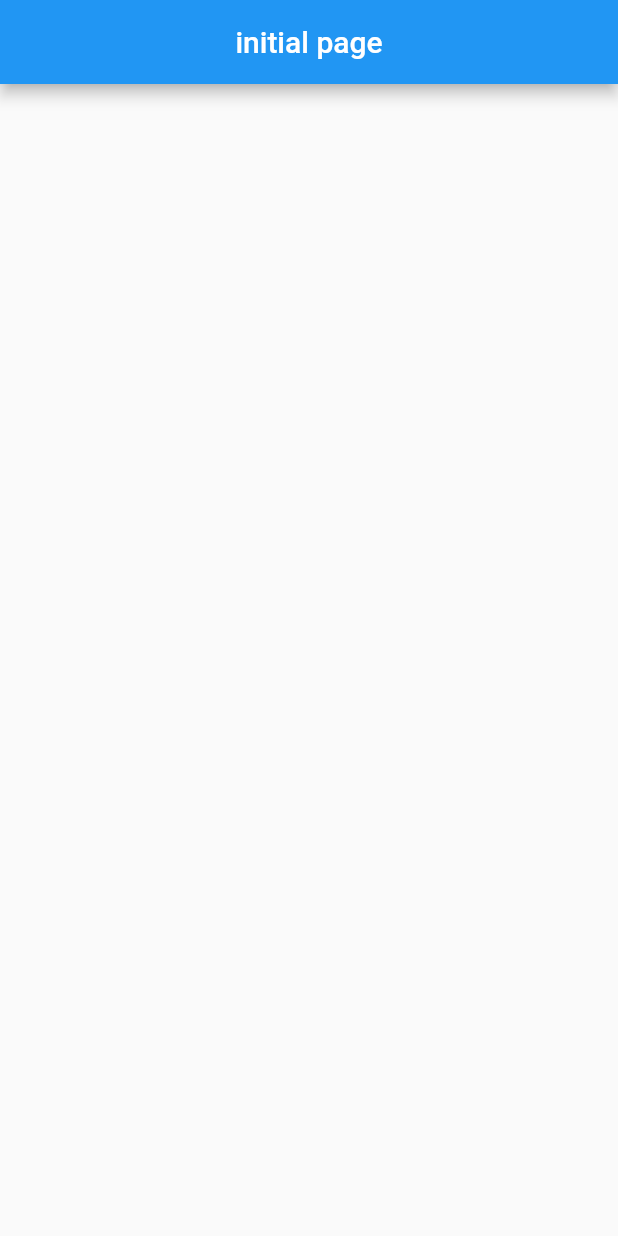
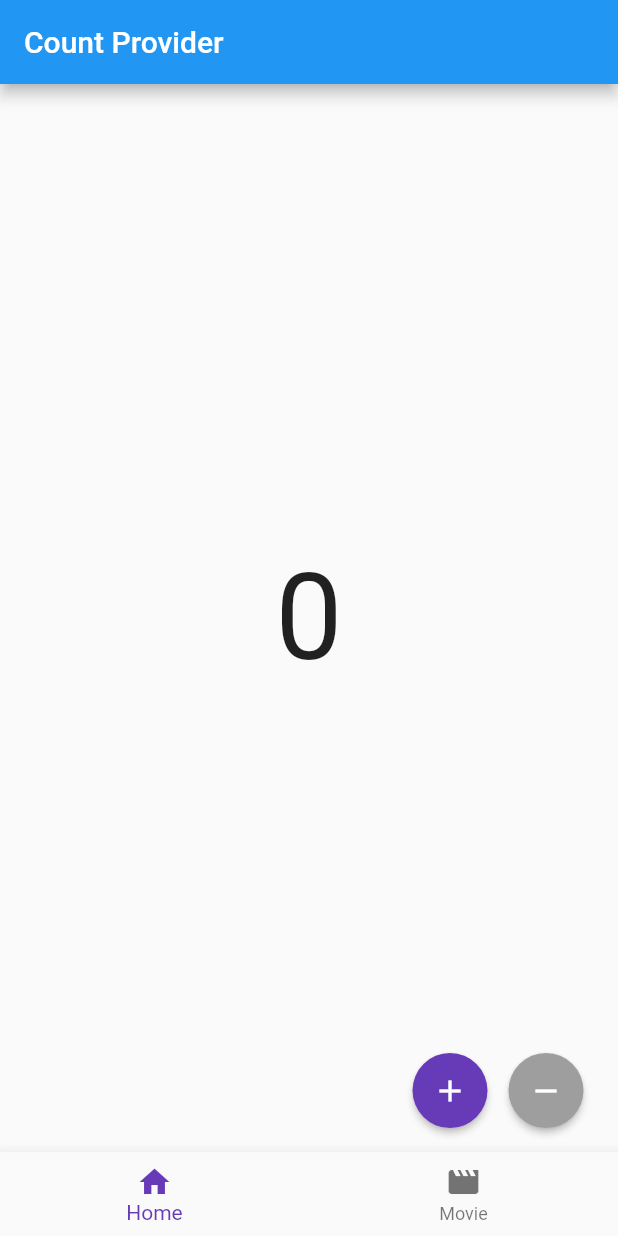
Before and after one commit to shseok/flutter_riverpod_diary, a Flutter app: the screen it shows after launch, on a phone screen of 412 x 824 dp. Run offline on Flutter 3.47's test engine with Material 2 defaults, Android fonts, the phone set to English and light mode, and no system bars.

Commit message:
Add Counting page

```diff
--- a/lib/main.dart
+++ b/lib/main.dart
@@ -1,5 +1,8 @@
-import 'package:flutter/material.dart'; // 기본 내장
-
+import 'package:flutter/material.dart';
+import 'package:flutter_prac/provider/bottom_navigation_provider.dart';
+import 'package:flutter_prac/provider/count_provider.dart';
+import 'package:flutter_prac/src/home.dart'; // 기본 내장
+import 'package:provider/provider.dart';
 // 등록 후 내장
 void main() => runApp(MyApp());
 
@@ -9,22 +12,16 @@ class MyApp extends StatelessWidget {
   @override
   Widget build(BuildContext context) {
     return MaterialApp(
-      title: 'initial page',
-      home: MyPage(),
+      title: 'Provider Example',
+      theme: ThemeData(
+        primaryColor: Colors.blue,
+        visualDensity: VisualDensity.adaptivePlatformDensity,
+      ),
+      home: MultiProvider(providers: [ // 두개의 provider룰 추가하여 child인 Home에서 접근 및 제어 가능
+        ChangeNotifierProvider(create: (BuildContext context) => CountProvider()),
+        ChangeNotifierProvider(create: (BuildContext context) => BottomNavigationProvider()),
+      ],
+      child: Home()),
     );
   }
 }
-
-class MyPage extends StatelessWidget {
-  const MyPage({Key? key}) : super(key: key);
-
-  @override
-  Widget build(BuildContext context) {
-    return Scaffold(
-      appBar: AppBar(
-        title: Text('initial page'),
-        centerTitle: true,
-      ),
-    );
-  }
-}
--- /dev/null
+++ b/lib/provider/bottom_navigation_provider.dart
@@ -0,0 +1,13 @@
+import 'package:flutter/material.dart';
+import 'package:provider/provider.dart';
+
+class BottomNavigationProvider extends ChangeNotifier {
+  int _index = 0;
+
+  int get currentPage => _index;
+
+  updateCurrentPage(int index) {
+    _index = index;
+    notifyListeners();
+  }
+}
--- /dev/null
+++ b/lib/provider/count_provider.dart
@@ -0,0 +1,16 @@
+import 'package:flutter/material.dart';
+
+class CountProvider extends ChangeNotifier {
+  int _count = 0;
+  int get count => _count;
+
+  add() {
+    _count++;
+    notifyListeners();
+  }
+
+  remove() {
+    _count--;
+    notifyListeners();
+  }
+}
--- /dev/null
+++ b/lib/provider/movie_provider.dart
@@ -0,0 +1,10 @@
+import 'package:flutter/material.dart';
+import '../src/model/movie.dart';
+
+class MovieProvider extends ChangeNotifier{
+  List<Movie> _movies = [];
+  List<Movie> get movies => _movies;
+  loadMovies(){
+    // repository
+  }
+}
--- /dev/null
+++ b/lib/src/components/view_count.dart
@@ -0,0 +1,17 @@
+import 'package:flutter/material.dart';
+import 'package:flutter_prac/provider/count_provider.dart';
+import 'package:provider/provider.dart';
+
+class ViewCountWidget extends StatelessWidget {
+  const ViewCountWidget({Key? key}) : super(key: key);
+
+  @override
+  Widget build(BuildContext context) {
+    print('build called');
+    return Center(
+      child: Consumer<CountProvider>(
+          builder: (context, provider, child) =>
+              Text(provider.count.toString(), style: TextStyle(fontSize: 80))),
+    );
+  }
+}
--- /dev/null
+++ b/lib/src/home.dart
@@ -0,0 +1,46 @@
+import 'package:flutter/material.dart';
+import 'package:flutter_prac/provider/count_provider.dart';
+import 'package:flutter_prac/src/ui/count_home_widget.dart';
+import 'package:flutter_prac/src/ui/movie_list_widget.dart';
+import 'package:provider/provider.dart';
+import '../provider/bottom_navigation_provider.dart';
+
+class Home extends StatelessWidget {
+  Home({Key? key}) : super(key: key);
+  late CountProvider _countProvider;
+  late BottomNavigationProvider _BottomNavigationProvider;
+
+  Widget _navigationBody(){
+    switch(_BottomNavigationProvider.currentPage) {
+      case 0:
+        return CountHomeWidget();
+        break;
+      case 1:
+        return MovieListWidget();
+        break;
+    }
+    return Container();
+  }
+
+  Widget _bottomNavigationBarWidget(){
+    return BottomNavigationBar(items: [
+      BottomNavigationBarItem(icon: Icon(Icons.home), label: "Home"),
+      BottomNavigationBarItem(icon: Icon(Icons.movie), label: "Movie"),
+    ],
+      currentIndex: _BottomNavigationProvider.currentPage,
+      selectedItemColor: Colors.deepPurple,
+      onTap: (index){
+        _BottomNavigationProvider.updateCurrentPage(index);
+      },
+    );
+  }
+
+  @override
+  Widget build(BuildContext context) {
+    _BottomNavigationProvider = Provider.of<BottomNavigationProvider>(context);
+    return Scaffold(
+      body: _navigationBody(),
+      bottomNavigationBar: _bottomNavigationBarWidget(),
+    );
+  }
+}
--- /dev/null
+++ b/lib/src/model/movie.dart
@@ -0,0 +1,15 @@
+class Movie{
+  String title;
+  String overview;
+  String posterPath;
+
+  Movie({required this.title, required this.overview, required this.posterPath});
+
+  factory Movie.fromJson(Map<String, dynamic> json){
+    return Movie(
+      overview: json['overview'] as String,
+      posterPath: json['poster_path'] as String,
+      title: json['title'] as String
+    );
+  }
+}
--- /dev/null
+++ b/lib/src/ui/count_home_widget.dart
@@ -0,0 +1,42 @@
+import 'package:flutter/material.dart';
+import 'package:flutter_prac/provider/count_provider.dart';
+import 'package:flutter_prac/src/components/view_count.dart';
+import 'package:provider/provider.dart';
+
+class CountHomeWidget extends StatelessWidget {
+  CountHomeWidget({Key? key}) : super(key: key);
+  late CountProvider _countProvider;
+  @override
+  Widget build(BuildContext context) {
+    // 자기 자신이 구독 등록되었으므로 여기서 바뀌어도 rendering됨. 따라서, CountHomeWidget을 또 호출하지 않기위해 읽기만 한다(listen: false) = context.read<T>.
+    _countProvider = Provider.of<CountProvider>(context, listen: false);
+    print('build called');
+    return Scaffold(
+      appBar: AppBar(title: Text('Count Provider')),
+      body: ViewCountWidget(),
+      floatingActionButton: Row(
+        mainAxisAlignment: MainAxisAlignment.end,
+        children: [
+          ElevatedButton(
+              onPressed: () {
+                _countProvider.add();
+              },
+              child: Icon(Icons.add),
+              style: ElevatedButton.styleFrom(
+                  primary: Colors.deepPurple,
+                  fixedSize: const Size(50, 50),
+                  shape: const CircleBorder())),
+          ElevatedButton(
+              onPressed: () {
+                _countProvider.remove();
+              },
+              child: Icon(Icons.remove),
+              style: ElevatedButton.styleFrom(
+                  primary: Colors.grey,
+                  fixedSize: const Size(50, 50),
+                  shape: const CircleBorder())),
+        ],
+      ),
+    );
+  }
+}
--- /dev/null
+++ b/lib/src/ui/movie_list_widget.dart
@@ -0,0 +1,10 @@
+import 'package:flutter/material.dart';
+
+class MovieListWidget extends StatelessWidget {
+  const MovieListWidget({Key? key}) : super(key: key);
+
+  @override
+  Widget build(BuildContext context) {
+    return Container();
+  }
+}
--- a/pubspec.yaml
+++ b/pubspec.yaml
@@ -45,6 +45,7 @@ dev_dependencies:
   # package. See that file for information about deactivating specific lint
   # rules and activating additional ones.
   flutter_lints: ^1.0.0
+  provider: ^6.0.2
 
 # For information on the generic Dart part of this file, see the
 # following page: https://dart.dev/tools/pub/pubspec
```
Also changed, not shown: pubspec.lock, 1 other file.
